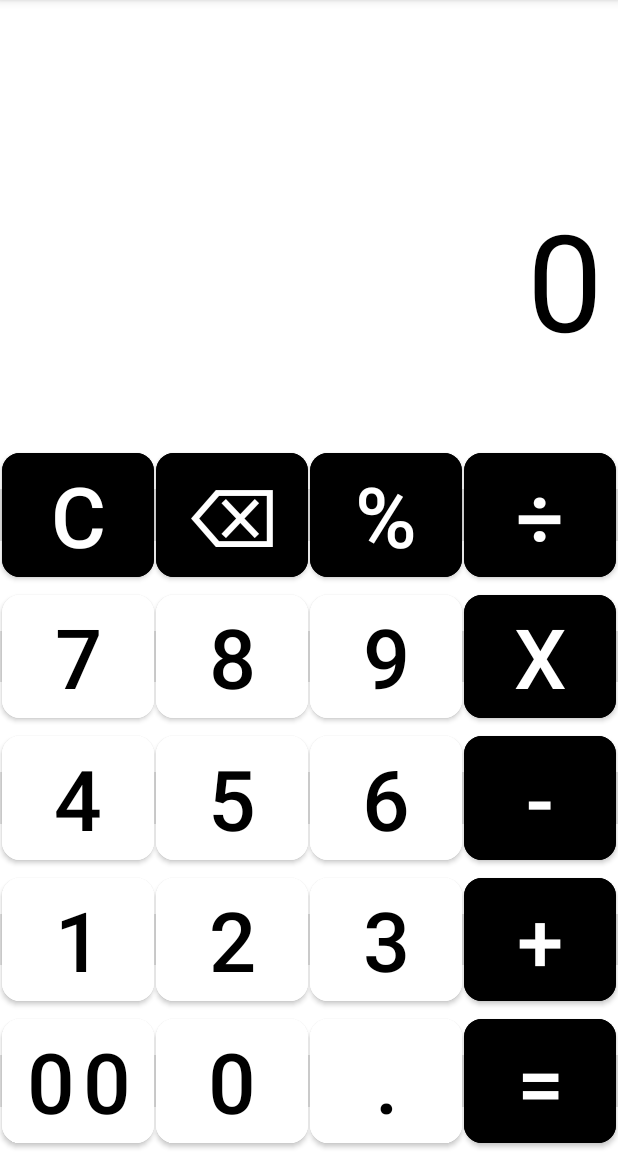
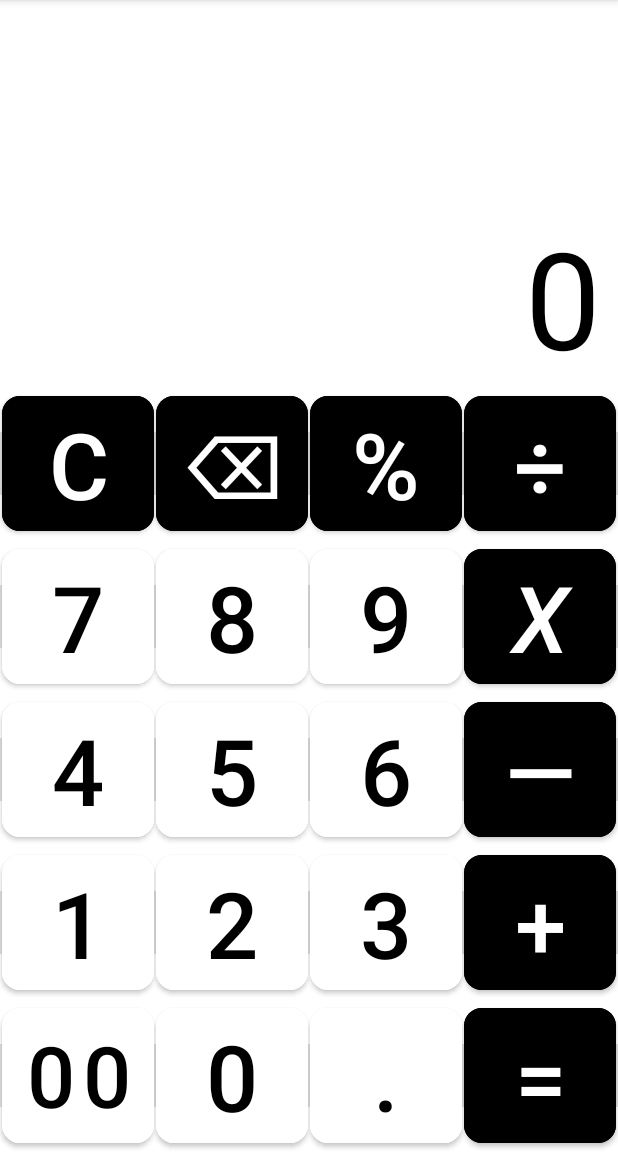
Before and after one commit to titolopolous/awesome-calc, an Android app: the screen it shows after launch (MainActivity), on a phone screen of 412 x 824 dp, the part 84-1236 px from its top. Run offline under Robolectric (Android 15) with nearby library versions, the phone set to English and light mode, and no system bars; Roboto replaces fonts that are not available here.

Commit message:
Various layouts improvements.

```diff
--- a/app/src/main/res/layout-land/fragment_main.xml
+++ b/app/src/main/res/layout-land/fragment_main.xml
@@ -9,7 +9,7 @@
 
     <EditText
         android:id="@+id/operationTextView"
-        android:layout_width="715dp"
+        android:layout_width="match_parent"
         android:layout_height="48dp"
         android:layout_marginStart="10dp"
         android:layout_marginEnd="10dp"
@@ -31,10 +31,10 @@
 
     <EditText
         android:id="@+id/inputTextView"
-        android:layout_width="725dp"
-        android:layout_height="56dp"
-        android:layout_marginStart="10dp"
-        android:layout_marginEnd="10dp"
+        android:layout_width="match_parent"
+        android:layout_height="49dp"
+        android:layout_marginStart="12dp"
+        android:layout_marginEnd="12dp"
         android:background="@android:color/transparent"
         android:ems="10"
         android:enabled="false"
@@ -44,9 +44,9 @@
         android:text="0"
         android:textAlignment="textEnd"
         android:textColor="?android:attr/textColorPrimaryNoDisable"
-        android:textSize="50sp"
+        android:textSize="48sp"
         app:layout_constraintEnd_toEndOf="parent"
-        app:layout_constraintHorizontal_bias="0.0"
+        app:layout_constraintHorizontal_bias="0.666"
         app:layout_constraintStart_toStartOf="parent"
         app:layout_constraintTop_toBottomOf="@+id/operationTextView"
         tools:ignore="DuplicateSpeakableTextCheck,HardcodedText,LabelFor" />
@@ -80,11 +80,11 @@
                 android:layout_weight="1"
                 android:autoSizeTextType="uniform"
                 android:backgroundTint="?attr/colorPrimaryDark"
-
                 android:text="C"
                 android:textAlignment="center"
                 android:textColor="@color/white"
                 android:textSize="48sp"
+                android:textStyle="bold"
                 app:cornerRadius="12dp"
                 tools:ignore="ButtonStyle,HardcodedText,TouchTargetSizeCheck" />
 
@@ -100,6 +100,7 @@
                 android:textAlignment="center"
                 android:textColor="@color/white"
                 android:textSize="48sp"
+                android:textStyle="bold"
                 app:cornerRadius="12dp"
                 tools:ignore="ButtonStyle,HardcodedText,TouchTargetSizeCheck" />
 
@@ -115,6 +116,7 @@
                 android:textAlignment="center"
                 android:textColor="@color/white"
                 android:textSize="48sp"
+                android:textStyle="bold"
                 app:cornerRadius="12dp"
                 tools:ignore="ButtonStyle,HardcodedText,TouchTargetSizeCheck" />
 
@@ -129,7 +131,8 @@
                 android:text="÷"
                 android:textAlignment="center"
                 android:textColor="@color/white"
-                android:textSize="48sp"
+                android:textSize="60sp"
+                android:textStyle="bold"
                 app:cornerRadius="12dp"
                 tools:ignore="ButtonStyle,HardcodedText,TouchTargetSizeCheck" />
 
@@ -155,13 +158,13 @@
                 android:layout_weight="1"
                 android:autoSizeTextType="uniform"
                 android:backgroundTint="@color/white"
-
                 android:text="7"
                 android:textAlignment="center"
                 android:textColor="@color/black"
-                android:textSize="48sp"
+                android:textSize="50sp"
                 app:cornerRadius="12dp"
                 tools:ignore="ButtonStyle,HardcodedText,TouchTargetSizeCheck" />
+
 
             <Button
                 android:id="@+id/button8"
@@ -170,11 +173,10 @@
                 android:layout_weight="1"
                 android:autoSizeTextType="uniform"
                 android:backgroundTint="@color/white"
-
                 android:text="8"
                 android:textAlignment="center"
                 android:textColor="@color/black"
-                android:textSize="48sp"
+                android:textSize="50sp"
                 app:cornerRadius="12dp"
                 tools:ignore="ButtonStyle,HardcodedText,TouchTargetSizeCheck" />
 
@@ -189,7 +191,7 @@
                 android:text="9"
                 android:textAlignment="center"
                 android:textColor="@color/black"
-                android:textSize="48sp"
+                android:textSize="50sp"
                 app:cornerRadius="12dp"
                 tools:ignore="ButtonStyle,HardcodedText,TouchTargetSizeCheck" />
 
@@ -205,6 +207,7 @@
                 android:textAlignment="center"
                 android:textColor="@color/white"
                 android:textSize="48sp"
+                android:textStyle="bold|italic"
                 app:cornerRadius="12dp"
                 tools:ignore="ButtonStyle,HardcodedText,TouchTargetSizeCheck" />
 
@@ -234,7 +237,7 @@
                 android:text="4"
                 android:textAlignment="center"
                 android:textColor="@color/black"
-                android:textSize="48sp"
+                android:textSize="50sp"
                 app:cornerRadius="12dp"
                 tools:ignore="ButtonStyle,HardcodedText,TouchTargetSizeCheck" />
 
@@ -245,11 +248,10 @@
                 android:layout_weight="1"
                 android:autoSizeTextType="uniform"
                 android:backgroundTint="@color/white"
-
                 android:text="5"
                 android:textAlignment="center"
                 android:textColor="@color/black"
-                android:textSize="48sp"
+                android:textSize="50sp"
                 app:cornerRadius="12dp"
                 tools:ignore="ButtonStyle,HardcodedText,TouchTargetSizeCheck" />
 
@@ -264,7 +266,7 @@
                 android:text="6"
                 android:textAlignment="center"
                 android:textColor="@color/black"
-                android:textSize="48sp"
+                android:textSize="50sp"
                 app:cornerRadius="12dp"
                 tools:ignore="ButtonStyle,HardcodedText,TouchTargetSizeCheck" />
 
@@ -276,7 +278,7 @@
                 android:autoSizeTextType="uniform"
                 android:backgroundTint="?attr/colorPrimaryDark"
 
-                android:text="-"
+                android:text="—"
                 android:textAlignment="center"
                 android:textColor="@color/white"
                 android:textSize="48sp"
@@ -309,7 +311,7 @@
                 android:text="1"
                 android:textAlignment="center"
                 android:textColor="@color/black"
-                android:textSize="48sp"
+                android:textSize="50sp"
                 app:cornerRadius="12dp"
                 tools:ignore="ButtonStyle,HardcodedText,TouchTargetSizeCheck" />
 
@@ -324,7 +326,7 @@
                 android:text="2"
                 android:textAlignment="center"
                 android:textColor="@color/black"
-                android:textSize="48sp"
+                android:textSize="50sp"
                 app:cornerRadius="12dp"
                 tools:ignore="ButtonStyle,HardcodedText,TouchTargetSizeCheck" />
 
@@ -339,7 +341,7 @@
                 android:text="3"
                 android:textAlignment="center"
                 android:textColor="@color/black"
-                android:textSize="48sp"
+                android:textSize="50sp"
                 app:cornerRadius="12dp"
                 tools:ignore="ButtonStyle,HardcodedText,TouchTargetSizeCheck" />
 
@@ -380,11 +382,10 @@
                 android:layout_weight="1"
                 android:autoSizeTextType="uniform"
                 android:backgroundTint="@color/white"
-
                 android:text="00"
                 android:textAlignment="center"
                 android:textColor="@color/black"
-                android:textSize="48sp"
+                android:textSize="50sp"
                 app:cornerRadius="12dp"
                 tools:ignore="ButtonStyle,HardcodedText,TouchTargetSizeCheck" />
 
@@ -399,7 +400,7 @@
                 android:text="0"
                 android:textAlignment="center"
                 android:textColor="@color/black"
-                android:textSize="48sp"
+                android:textSize="50sp"
                 app:cornerRadius="12dp"
                 tools:ignore="ButtonStyle,HardcodedText,TouchTargetSizeCheck" />
 
@@ -414,7 +415,7 @@
                 android:text="."
                 android:textAlignment="center"
                 android:textColor="@color/black"
-                android:textSize="48sp"
+                android:textSize="50sp"
                 app:cornerRadius="12dp"
                 tools:ignore="ButtonStyle,HardcodedText,TouchTargetSizeCheck" />
 
--- a/app/src/main/res/layout/fragment_main.xml
+++ b/app/src/main/res/layout/fragment_main.xml
@@ -11,8 +11,8 @@
         android:id="@+id/operationTextView"
         android:layout_width="0dp"
         android:layout_height="126dp"
-        android:layout_marginStart="10dp"
-        android:layout_marginEnd="10dp"
+        android:layout_marginStart="12dp"
+        android:layout_marginEnd="12dp"
         android:background="@android:color/transparent"
         android:ems="10"
         android:enabled="false"
@@ -31,10 +31,11 @@
 
     <EditText
         android:id="@+id/inputTextView"
-        android:layout_width="0dp"
-        android:layout_height="170dp"
+        android:layout_width="404dp"
+        android:layout_height="120dp"
         android:layout_marginStart="10dp"
-        android:layout_marginEnd="10dp"
+        android:layout_marginTop="12dp"
+        android:layout_marginEnd="12dp"
         android:background="@android:color/transparent"
         android:ems="10"
         android:enabled="false"
@@ -46,7 +47,7 @@
         android:textColor="?android:attr/textColorPrimaryNoDisable"
         android:textSize="90sp"
         app:layout_constraintEnd_toEndOf="parent"
-        app:layout_constraintHorizontal_bias="0.0"
+        app:layout_constraintHorizontal_bias="1.0"
         app:layout_constraintStart_toStartOf="parent"
         app:layout_constraintTop_toBottomOf="@+id/operationTextView"
         tools:ignore="DuplicateSpeakableTextCheck,HardcodedText,LabelFor" />
@@ -159,7 +160,7 @@
                 android:text="7"
                 android:textAlignment="center"
                 android:textColor="@color/black"
-                android:textSize="48sp"
+                android:textSize="60sp"
                 app:cornerRadius="12dp"
                 tools:ignore="ButtonStyle,HardcodedText" />
 
@@ -174,7 +175,7 @@
                 android:text="8"
                 android:textAlignment="center"
                 android:textColor="@color/black"
-                android:textSize="48sp"
+                android:textSize="60sp"
                 app:cornerRadius="12dp"
                 tools:ignore="ButtonStyle,HardcodedText" />
 
@@ -189,7 +190,7 @@
                 android:text="9"
                 android:textAlignment="center"
                 android:textColor="@color/black"
-                android:textSize="48sp"
+                android:textSize="60sp"
                 app:cornerRadius="12dp"
                 tools:ignore="ButtonStyle,HardcodedText" />
 
@@ -205,6 +206,7 @@
                 android:textAlignment="center"
                 android:textColor="@color/white"
                 android:textSize="48sp"
+                android:textStyle="italic"
                 app:cornerRadius="12dp"
                 tools:ignore="ButtonStyle,HardcodedText" />
 
@@ -234,7 +236,7 @@
                 android:text="4"
                 android:textAlignment="center"
                 android:textColor="@color/black"
-                android:textSize="48sp"
+                android:textSize="60sp"
                 app:cornerRadius="12dp"
                 tools:ignore="ButtonStyle,HardcodedText" />
 
@@ -249,7 +251,7 @@
                 android:text="5"
                 android:textAlignment="center"
                 android:textColor="@color/black"
-                android:textSize="48sp"
+                android:textSize="60sp"
                 app:cornerRadius="12dp"
                 tools:ignore="ButtonStyle,HardcodedText" />
 
@@ -264,7 +266,7 @@
                 android:text="6"
                 android:textAlignment="center"
                 android:textColor="@color/black"
-                android:textSize="48sp"
+                android:textSize="60sp"
                 app:cornerRadius="12dp"
                 tools:ignore="ButtonStyle,HardcodedText" />
 
@@ -276,7 +278,7 @@
                 android:autoSizeTextType="uniform"
                 android:backgroundTint="?attr/colorPrimaryDark"
 
-                android:text="-"
+                android:text="—"
                 android:textAlignment="center"
                 android:textColor="@color/white"
                 android:textSize="48sp"
@@ -309,7 +311,7 @@
                 android:text="1"
                 android:textAlignment="center"
                 android:textColor="@color/black"
-                android:textSize="48sp"
+                android:textSize="60sp"
                 app:cornerRadius="12dp"
                 tools:ignore="ButtonStyle,HardcodedText" />
 
@@ -324,7 +326,7 @@
                 android:text="2"
                 android:textAlignment="center"
                 android:textColor="@color/black"
-                android:textSize="48sp"
+                android:textSize="60sp"
                 app:cornerRadius="12dp"
                 tools:ignore="ButtonStyle,HardcodedText" />
 
@@ -339,7 +341,7 @@
                 android:text="3"
                 android:textAlignment="center"
                 android:textColor="@color/black"
-                android:textSize="48sp"
+                android:textSize="60sp"
                 app:cornerRadius="12dp"
                 tools:ignore="ButtonStyle,HardcodedText" />
 
@@ -384,7 +386,7 @@
                 android:text="00"
                 android:textAlignment="center"
                 android:textColor="@color/black"
-                android:textSize="48sp"
+                android:textSize="60sp"
                 app:cornerRadius="12dp"
                 tools:ignore="ButtonStyle,HardcodedText" />
 
@@ -399,7 +401,7 @@
                 android:text="0"
                 android:textAlignment="center"
                 android:textColor="@color/black"
-                android:textSize="48sp"
+                android:textSize="60sp"
                 app:cornerRadius="12dp"
                 tools:ignore="ButtonStyle,HardcodedText" />
 
```
Also changed, not shown: app/src/main/res/layout-land/fragment_result.xml (+18 -13 lines), app/src/main/res/layout/fragment_result.xml (+15 -12 lines), 1 other file.
